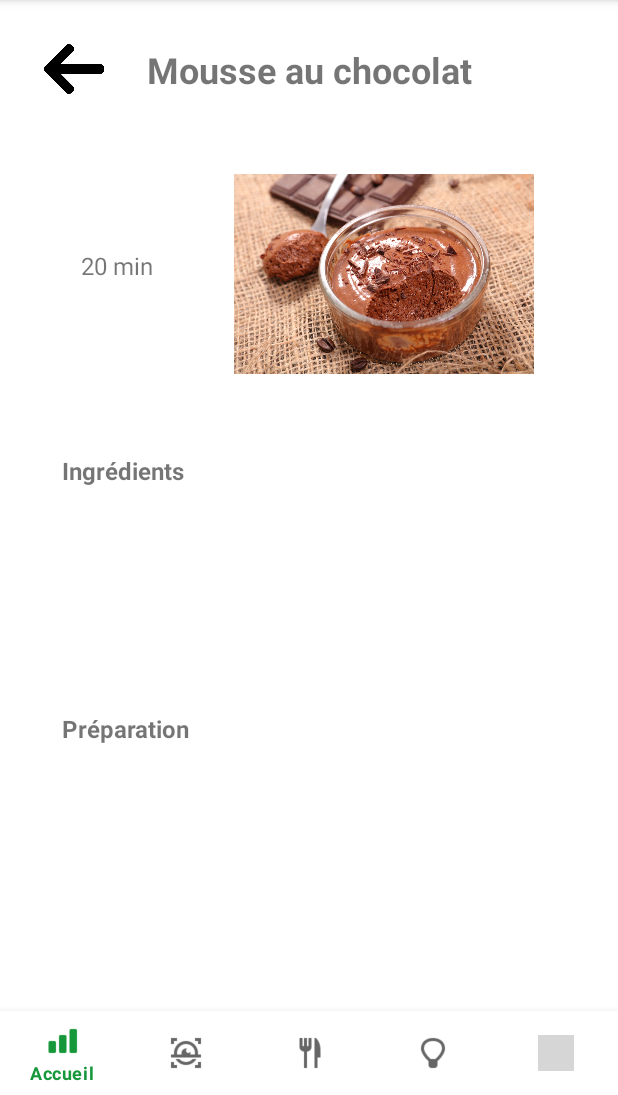
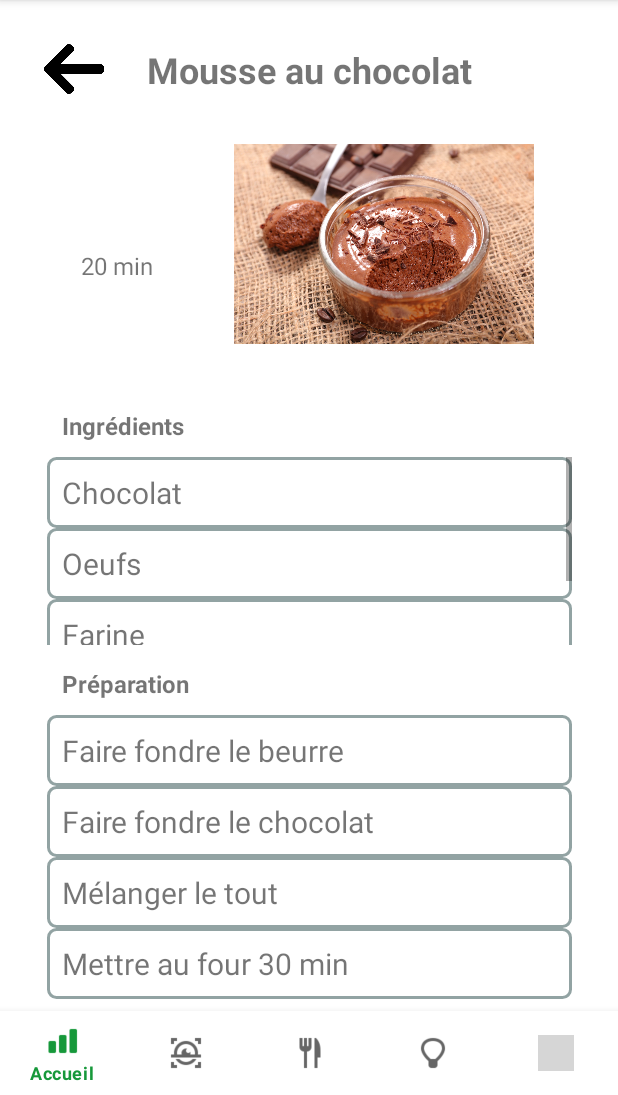
Before and after one commit to mbouteiller/StopSugar, an Android app: the fragment SelectRecipeFragment placed in its activity, on a phone screen of 412 x 824 dp, the part 141-1236 px from its top. Run offline under Robolectric (Android 15) with nearby library versions, the phone set to English and light mode, and no system bars; grey boxes are pictures that could not be loaded.

Commit message:
Full chocolate cake recipe

```diff
--- a/app/src/main/java/com/example/stopsugar/fragments/SelectRecipeFragment.java
+++ b/app/src/main/java/com/example/stopsugar/fragments/SelectRecipeFragment.java
@@ -4,12 +4,20 @@ import android.os.Bundle;
 import android.view.LayoutInflater;
 import android.view.View;
 import android.view.ViewGroup;
+import android.widget.Adapter;
 
 import androidx.annotation.NonNull;
 import androidx.annotation.Nullable;
 import androidx.fragment.app.Fragment;
+import androidx.recyclerview.widget.DividerItemDecoration;
+import androidx.recyclerview.widget.LinearLayoutManager;
+import androidx.recyclerview.widget.RecyclerView;
 
 import com.example.stopsugar.R;
+import com.example.stopsugar.fragments.SelectedRecipeManagement.IngredientsAdapter;
+import com.example.stopsugar.fragments.SelectedRecipeManagement.PreparationAdapter;
+
+import java.util.ArrayList;
 
 public class SelectRecipeFragment extends Fragment {
 
@@ -20,6 +28,31 @@ public class SelectRecipeFragment extends Fragment {
     public View onCreateView(@NonNull LayoutInflater inflater, @Nullable ViewGroup container, @Nullable Bundle savedInstanceState) {
         rootView = inflater.inflate(R.layout.fragment_recipe, container, false);
 
+        configureRecyclerView();
         return rootView;
     }
+
+    private void configureRecyclerView() {
+        ArrayList<String> ingredients = new ArrayList<>();
+        ingredients.add("Chocolat");
+        ingredients.add("Oeufs");
+        ingredients.add("Farine");
+        ingredients.add("Beurre");
+
+        ArrayList<String> steps = new ArrayList<>();
+        steps.add("Faire fondre le beurre");
+        steps.add("Faire fondre le chocolat");
+        steps.add("Mélanger le tout");
+        steps.add("Mettre au four 30 min");
+
+        RecyclerView recyclerViewIngredients = rootView.findViewById(R.id.ingredientsRecycler);
+        recyclerViewIngredients.setLayoutManager(new LinearLayoutManager(this.getContext()));
+        IngredientsAdapter ingredientsAdapter = new IngredientsAdapter(this.getContext(), ingredients);
+        recyclerViewIngredients.setAdapter(ingredientsAdapter);
+
+        RecyclerView recyclerViewPreparation = rootView.findViewById(R.id.preparationRecycler);
+        recyclerViewPreparation.setLayoutManager(new LinearLayoutManager(this.getContext()));
+        PreparationAdapter preparationAdapter = new PreparationAdapter(this.getContext(), steps);
+        recyclerViewPreparation.setAdapter(preparationAdapter);
+    }
 }
--- /dev/null
+++ b/app/src/main/java/com/example/stopsugar/fragments/SelectedRecipeManagement/IngredientsAdapter.java
@@ -0,0 +1,63 @@
+package com.example.stopsugar.fragments.SelectedRecipeManagement;
+
+import android.content.Context;
+import android.view.LayoutInflater;
+import android.view.View;
+import android.view.ViewGroup;
+import android.widget.TextView;
+
+import androidx.annotation.NonNull;
+import androidx.recyclerview.widget.RecyclerView;
+
+import com.example.stopsugar.R;
+
+import java.util.List;
+
+public class IngredientsAdapter extends RecyclerView.Adapter<IngredientsAdapter.ViewHolder> {
+
+    private List<String> mData;
+    private LayoutInflater mInflater;
+
+    // data is passed into the constructor
+    public IngredientsAdapter(Context context, List<String> data) {
+        this.mInflater = LayoutInflater.from(context);
+        this.mData = data;
+    }
+
+    // inflates the row layout from xml when needed
+    @NonNull
+    @Override
+    public ViewHolder onCreateViewHolder(ViewGroup parent, int viewType) {
+        View view = mInflater.inflate(R.layout.recycler_ingredient, parent, false);
+        return new ViewHolder(view);
+    }
+
+    // binds the data to the TextView in each row
+    @Override
+    public void onBindViewHolder(ViewHolder holder, int position) {
+        String ingredient = mData.get(position);
+        holder.myTextView.setText(ingredient);
+    }
+
+    // total number of rows
+    @Override
+    public int getItemCount() {
+        return mData.size();
+    }
+
+    // stores and recycles views as they are scrolled off screen
+    public class ViewHolder extends RecyclerView.ViewHolder {
+        TextView myTextView;
+
+        ViewHolder(View itemView) {
+            super(itemView);
+            myTextView = itemView.findViewById(R.id.ingredientName);
+        }
+
+    }
+
+    // convenience method for getting data at click position
+    String getItem(int id) {
+        return mData.get(id);
+    }
+}
--- /dev/null
+++ b/app/src/main/java/com/example/stopsugar/fragments/SelectedRecipeManagement/PreparationAdapter.java
@@ -0,0 +1,63 @@
+package com.example.stopsugar.fragments.SelectedRecipeManagement;
+
+import android.content.Context;
+import android.view.LayoutInflater;
+import android.view.View;
+import android.view.ViewGroup;
+import android.widget.TextView;
+
+import androidx.annotation.NonNull;
+import androidx.recyclerview.widget.RecyclerView;
+
+import com.example.stopsugar.R;
+
+import java.util.List;
+
+public class PreparationAdapter extends RecyclerView.Adapter<PreparationAdapter.ViewHolder> {
+
+    private List<String> mData;
+    private LayoutInflater mInflater;
+
+    // data is passed into the constructor
+    public PreparationAdapter(Context context, List<String> data) {
+        this.mInflater = LayoutInflater.from(context);
+        this.mData = data;
+    }
+
+    // inflates the row layout from xml when needed
+    @NonNull
+    @Override
+    public ViewHolder onCreateViewHolder(ViewGroup parent, int viewType) {
+        View view = mInflater.inflate(R.layout.recycler_steps, parent, false);
+        return new ViewHolder(view);
+    }
+
+    // binds the data to the TextView in each row
+    @Override
+    public void onBindViewHolder(ViewHolder holder, int position) {
+        String step = mData.get(position);
+        holder.myTextView.setText(step);
+    }
+
+    // total number of rows
+    @Override
+    public int getItemCount() {
+        return mData.size();
+    }
+
+    // stores and recycles views as they are scrolled off screen
+    public class ViewHolder extends RecyclerView.ViewHolder {
+        TextView myTextView;
+
+        ViewHolder(View itemView) {
+            super(itemView);
+            myTextView = itemView.findViewById(R.id.stepName);
+        }
+
+    }
+
+    // convenience method for getting data at click position
+    String getItem(int id) {
+        return mData.get(id);
+    }
+}
--- /dev/null
+++ b/app/src/main/res/drawable/border.xml
@@ -0,0 +1,9 @@
+<?xml version="1.0" encoding="utf-8"?>
+<shape xmlns:android="http://schemas.android.com/apk/res/android"
+    android:shape="rectangle" >
+
+    <corners android:radius="5dp"/>
+
+    <stroke android:width="2dp" android:color="#92A3A3" />
+
+</shape>
--- a/app/src/main/res/layout/fragment_recipe.xml
+++ b/app/src/main/res/layout/fragment_recipe.xml
@@ -44,7 +44,6 @@
         android:layout_width="200dp"
         android:layout_height="200dp"
         android:layout_marginStart="100dp"
-        android:layout_marginTop="20dp"
         android:src="@drawable/moussechocolat"
         app:layout_constraintEnd_toEndOf="parent"
         app:layout_constraintStart_toStartOf="parent"
@@ -55,7 +54,7 @@
         android:layout_width="100dp"
         android:layout_height="wrap_content"
         android:layout_marginStart="-230dp"
-        android:layout_marginTop="20dp"
+        android:layout_marginTop="10dp"
         android:text="Ingrédients"
         android:textAlignment="viewStart"
         android:textSize="16sp"
@@ -64,12 +63,12 @@
         app:layout_constraintStart_toStartOf="parent"
         app:layout_constraintTop_toBottomOf="@+id/imageView4" />
 
-    <ListView
-        android:layout_width="wrap_content"
-        android:layout_height="wrap_content"
-        android:layout_marginTop="20dp"
-        android:layout_marginBottom="20dp"
-        app:layout_constraintBottom_toTopOf="@+id/textView4"
+    <androidx.recyclerview.widget.RecyclerView
+        android:id="@+id/ingredientsRecycler"
+        android:layout_width="350dp"
+        android:layout_height="125dp"
+        android:layout_marginTop="10dp"
+        android:scrollbars="vertical"
         app:layout_constraintEnd_toEndOf="parent"
         app:layout_constraintStart_toStartOf="parent"
         app:layout_constraintTop_toBottomOf="@+id/textView3" />
@@ -88,12 +87,12 @@
         app:layout_constraintStart_toStartOf="parent"
         app:layout_constraintTop_toBottomOf="@+id/textView3" />
 
-    <ListView
-        android:layout_width="wrap_content"
-        android:layout_height="wrap_content"
-        android:layout_marginTop="20dp"
-        android:layout_marginBottom="20dp"
-        app:layout_constraintBottom_toBottomOf="parent"
+    <androidx.recyclerview.widget.RecyclerView
+        android:id="@+id/preparationRecycler"
+        android:layout_width="350dp"
+        android:layout_height="200dp"
+        android:layout_marginTop="10dp"
+        android:scrollbars="vertical"
         app:layout_constraintEnd_toEndOf="parent"
         app:layout_constraintStart_toStartOf="parent"
         app:layout_constraintTop_toBottomOf="@+id/textView4" />
--- /dev/null
+++ b/app/src/main/res/layout/recycler_ingredient.xml
@@ -0,0 +1,16 @@
+<?xml version="1.0" encoding="utf-8"?>
+<LinearLayout
+    xmlns:android="http://schemas.android.com/apk/res/android"
+    android:layout_width="match_parent"
+    android:layout_height="wrap_content"
+    android:orientation="horizontal"
+    android:background="@drawable/border"
+    android:padding="10dp">
+
+    <TextView
+        android:id="@+id/ingredientName"
+        android:layout_width="wrap_content"
+        android:layout_height="wrap_content"
+        android:textSize="20sp"/>
+
+</LinearLayout>
--- /dev/null
+++ b/app/src/main/res/layout/recycler_steps.xml
@@ -0,0 +1,16 @@
+<?xml version="1.0" encoding="utf-8"?>
+<LinearLayout
+    xmlns:android="http://schemas.android.com/apk/res/android"
+    android:layout_width="match_parent"
+    android:layout_height="wrap_content"
+    android:orientation="horizontal"
+    android:background="@drawable/border"
+    android:padding="10dp">
+
+    <TextView
+        android:id="@+id/stepName"
+        android:layout_width="wrap_content"
+        android:layout_height="wrap_content"
+        android:textSize="20sp"/>
+
+</LinearLayout>
```
